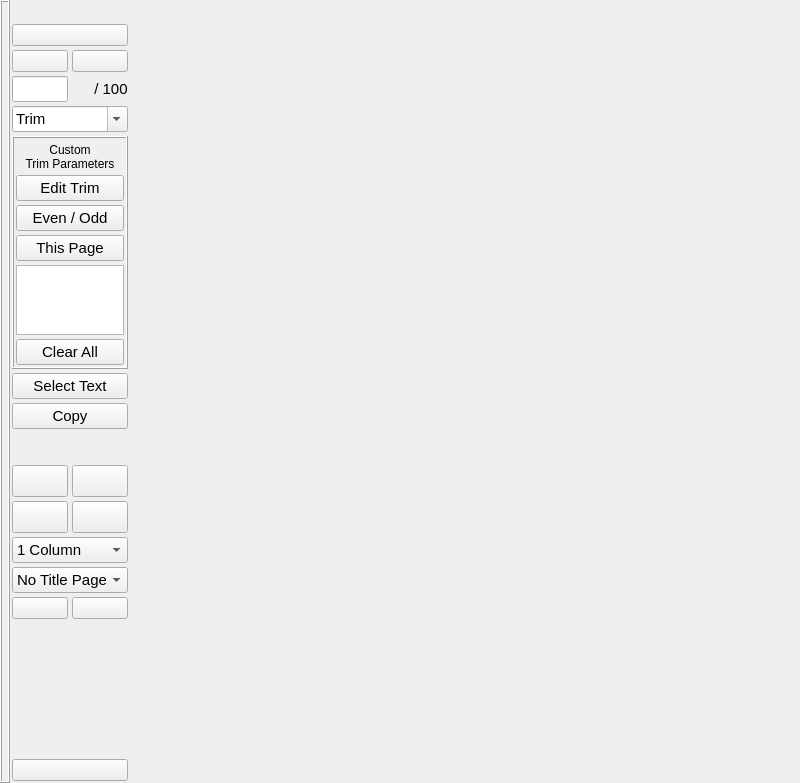
turgu1/uPDF2, file ui/mainwindow.ui: the form before one commit.
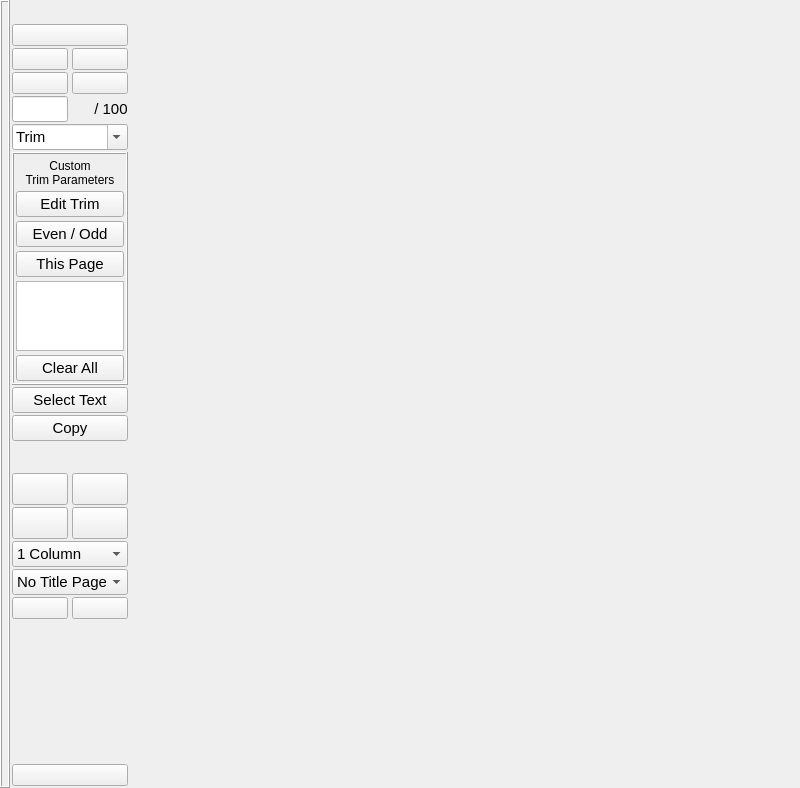
The form after the commit. Icons and pictures are not drawn.

Commit message: Added Bookmarks Management; A lot of code refactoring. V2.1

```diff
--- a/ui/mainwindow.ui
+++ b/ui/mainwindow.ui
@@ -7,7 +7,7 @@
     <x>0</x>
     <y>0</y>
     <width>800</width>
-    <height>783</height>
+    <height>788</height>
    </rect>
   </property>
   <property name="sizePolicy">
@@ -131,13 +131,13 @@
       </property>
       <layout class="QVBoxLayout" name="verticalLayout_4">
        <property name="spacing">
-        <number>4</number>
+        <number>2</number>
        </property>
        <property name="leftMargin">
         <number>2</number>
        </property>
        <property name="topMargin">
-        <number>0</number>
+        <number>2</number>
        </property>
        <property name="rightMargin">
         <number>2</number>
@@ -259,6 +259,53 @@
          </property>
         </widget>
        </item>
+       <item>
+        <layout class="QHBoxLayout" name="horizontalLayout_10">
+         <property name="spacing">
+          <number>4</number>
+         </property>
+         <item>
+          <widget class="QPushButton" name="bookmarksButton">
+           <property name="toolTip">
+            <string>Indexed Selection</string>
+           </property>
+           <property name="text">
+            <string/>
+           </property>
+           <property name="icon">
+            <iconset resource="../res/updf.qrc">
+             <normaloff>:/icons/32/img/32x32/edit-select-all.png</normaloff>:/icons/32/img/32x32/edit-select-all.png</iconset>
+           </property>
+           <property name="iconSize">
+            <size>
+             <width>32</width>
+             <height>32</height>
+            </size>
+           </property>
+          </widget>
+         </item>
+         <item>
+          <widget class="QPushButton" name="addBookmarkButton">
+           <property name="toolTip">
+            <string>Add Bookmark</string>
+           </property>
+           <property name="text">
+            <string/>
+           </property>
+           <property name="icon">
+            <iconset resource="../res/updf.qrc">
+             <normaloff>:/icons/32/img/32x32/zoom-in.png</normaloff>:/icons/32/img/32x32/zoom-in.png</iconset>
+           </property>
+           <property name="iconSize">
+            <size>
+             <width>32</width>
+             <height>32</height>
+            </size>
+           </property>
+          </widget>
+         </item>
+        </layout>
+       </item>
        <item>
         <layout class="QHBoxLayout" name="horizontalLayout_5" stretch="0,0">
          <property name="spacing">
```
Left out of the diff: 2 changed lines with no effect on the pictures. The commit also changes 48 other files.
